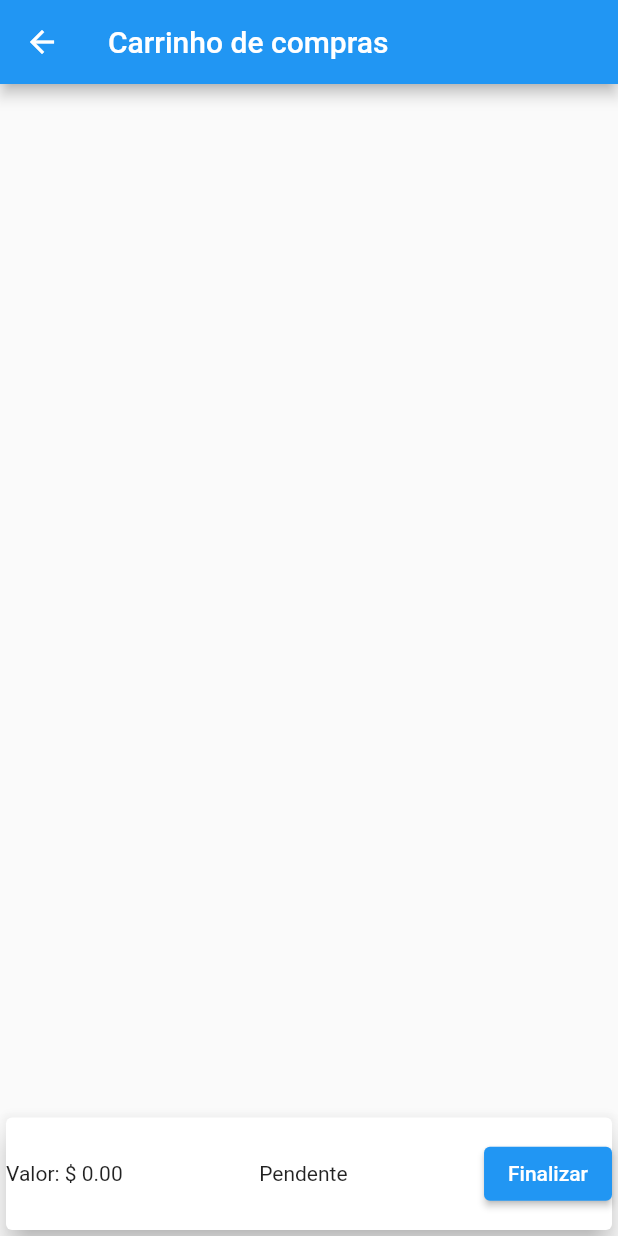
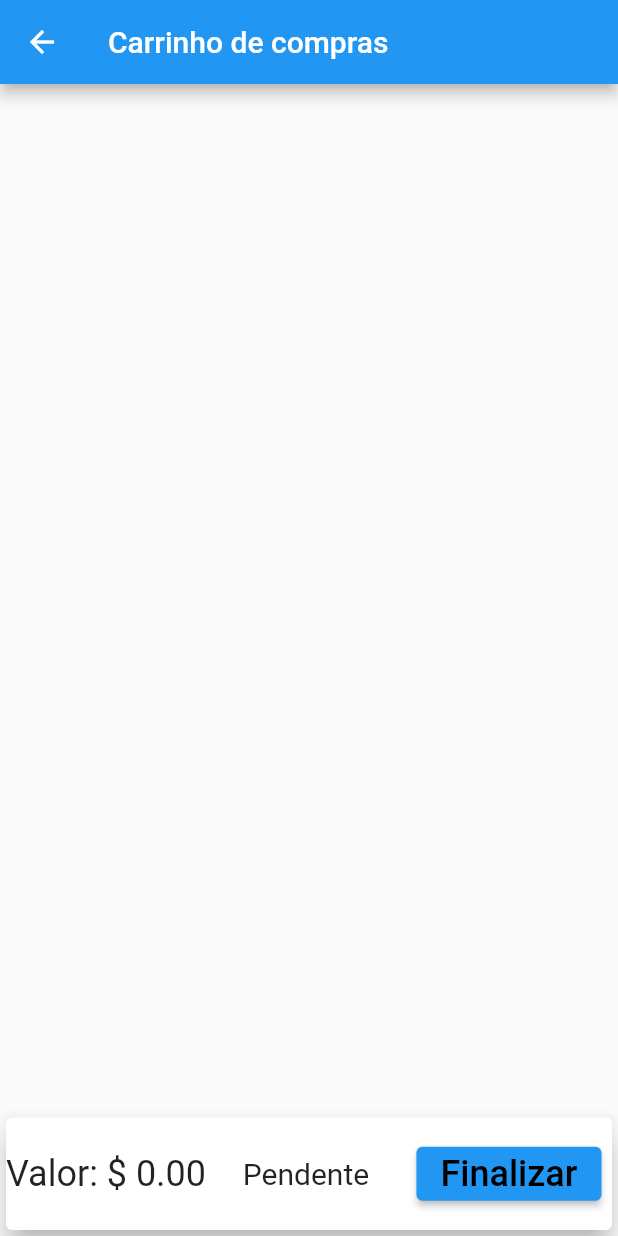
Before and after one commit to CauaCristian/Ecommerce, a Flutter app: the screen it shows after launch, after a tap on the "shopping cart" icon, on a phone screen of 412 x 824 dp. Run offline on Flutter 3.47's test engine with Material 2 defaults, Android fonts, the phone set to English and light mode, and no system bars.

Commit message:
att visual

```diff
--- a/ecommerce/lib/views/cart_view.dart
+++ b/ecommerce/lib/views/cart_view.dart
@@ -49,20 +49,22 @@ class _CartState extends State<Cart> {
       },
     );
   }
+
   @override
   Widget build(BuildContext context) {
-    String getState(){
-      if(widget.stateOrder is StateOrderAprovate){
+    String getState() {
+      if (widget.stateOrder is StateOrderAprovate) {
         return "aprovado";
       }
-      if(widget.stateOrder is StateOrderPeding){
+      if (widget.stateOrder is StateOrderPeding) {
         return "Pendente";
       }
-      if(widget.stateOrder is StateOrderRejected){
+      if (widget.stateOrder is StateOrderRejected) {
         return "reprovado";
       }
       return "";
     }
+
     return Scaffold(
       appBar: AppBar(
         title: const Text("Carrinho de compras"),
@@ -109,15 +111,28 @@ class _CartState extends State<Cart> {
                 mainAxisAlignment: MainAxisAlignment.spaceBetween,
                 crossAxisAlignment: CrossAxisAlignment.center,
                 children: [
-                  Text("Valor: \$ ${widget.sumCart.toStringAsFixed(2)}"),
-                  Text(getState()),
-                  ElevatedButton(
+                  Text("Valor: \$ ${widget.sumCart.toStringAsFixed(2)}",
+                      style: const TextStyle(fontSize: 24)),
+                  Text(
+                    getState(),
+                    style: const TextStyle(
+                      fontSize: 20,
+                    ),
+                  ),
+                  Padding(
+                    padding: const EdgeInsets.all(7.0),
+                    child: ElevatedButton(
                       onPressed: () {
                         if (widget.stateOrder != null) {
                           widget.stateOrder!.gerarMensagem();
                         }
                       },
-                    child: const Text("Finalizar"),
+                      child: const Text(
+                        "Finalizar",
+                        style: TextStyle(
+                            fontSize: 24, color: Color.fromARGB(255, 0, 0, 0)),
+                      ),
+                    ),
                   ),
                 ],
               ),
--- a/ecommerce/lib/views/home_view.dart
+++ b/ecommerce/lib/views/home_view.dart
@@ -10,15 +10,17 @@ class Home extends StatefulWidget {
 }
 
 class _HomeState extends State<Home> {
-  ControllerMenu _controllerMenu= ControllerMenu();
+  ControllerMenu _controllerMenu = ControllerMenu();
   ControllerCart _controllerCart = ControllerCart();
 
   void _remove(double id) {
     setState(() {
-      _controllerCart.listProductOfCart.removeWhere((product) => product.id == id);
+      _controllerCart.listProductOfCart
+          .removeWhere((product) => product.id == id);
     });
   }
-  double _sumCart(){
+
+  double _sumCart() {
     return _controllerCart.sumCart();
   }
 
@@ -28,7 +30,17 @@ class _HomeState extends State<Home> {
       appBar: AppBar(
         title: const Text("e-commerce"),
       ),
-      body: ListView.builder(
+      body: Column(
+        children: [
+          Card(
+            elevation: 10,
+              child: SizedBox(
+            height: 260,
+            child: Image.asset("assets/images/bannernoticia.avif"),
+          )),
+          SizedBox(
+            height: 420,
+            child: ListView.builder(
               itemCount: _controllerMenu.menu.length,
               itemBuilder: (BuildContext context, int index) {
                 final product = _controllerMenu.menu[index];
@@ -47,7 +59,8 @@ class _HomeState extends State<Home> {
                     subtitle: Text(product.description),
                     trailing: IconButton(
                       onPressed: () {
-                  _controllerCart.addProduct(product.name,product.description,product.image,product.value);
+                        _controllerCart.addProduct(product.name,
+                            product.description, product.image, product.value);
                         setState(() {});
                       },
                       icon: const Icon(Icons.add),
@@ -55,6 +68,9 @@ class _HomeState extends State<Home> {
                   ),
                 );
               },
+            ),
+          ),
+        ],
       ),
       floatingActionButton: FloatingActionButton(
         onPressed: () async {
@@ -64,7 +80,11 @@ class _HomeState extends State<Home> {
                 listProductOfCart: _controllerCart.listProductOfCart,
                 remove: _remove,
                 sumCart: _sumCart(),
-                stateOrder: StateOrderPeding(context: context, value: 0.0, setStateAp: (){}, setStateRep: (){}),
+                stateOrder: StateOrderPeding(
+                    context: context,
+                    value: 0.0,
+                    setStateAp: () {},
+                    setStateRep: () {}),
               ),
             ),
           );
--- a/ecommerce/pubspec.yaml
+++ b/ecommerce/pubspec.yaml
@@ -63,6 +63,11 @@ flutter:
     - assets\images\hamburguer.png
     - assets\images\cachorroquente.png
     - assets\images\cocacola.png
+    - assets\images\bannernoticia.png
+    - assets\images\bannernoticia.avif
+    - assets\images\pizza.png
+    - assets\images\jantinha.jpg
+    - assets\images\Guarana.png
 
   # An image asset can refer to one or more resolution-specific "variants", see
   # https://flutter.dev/assets-and-images/#resolution-aware
```
Also changed, not shown: ecommerce/lib/models/menu_Model.dart (+19 -0 lines), ecommerce/assets/images/Guarana.png (added), ecommerce/assets/images/bannernoticia.png (added), ecommerce/assets/images/jantinha.jpg (added), ecommerce/assets/images/pizza.png (added), 1 other file. Lines whose indentation alone changed are shown as unchanged.
